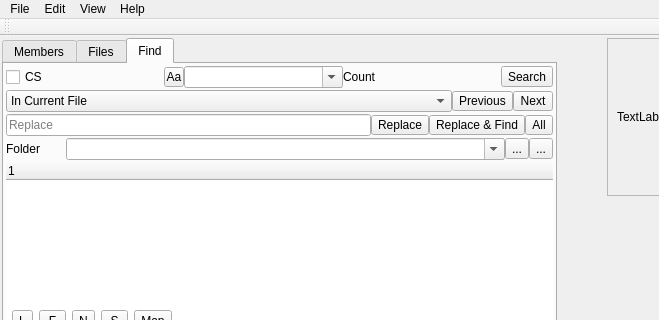
ic005k/Xiasl, file mainwindow.ui: the form before one commit; both pictures show x 0 to 659 and y 0 to 320 of the 909 by 638 pixel window.
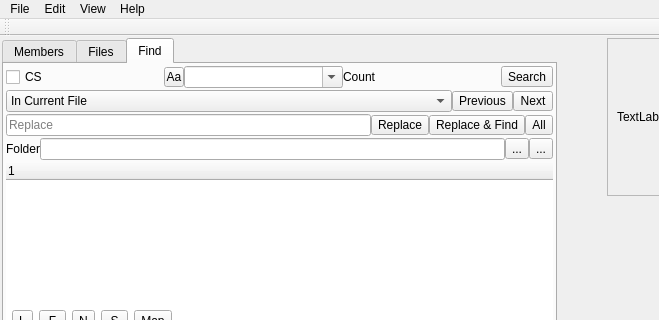
The form after the commit. Icons and pictures are not drawn. Custom widgets are drawn as their Qt base class.

The edit to the form file:
```diff
--- a/mainwindow.ui
+++ b/mainwindow.ui
@@ -735,7 +735,7 @@
            <widget class="QLabel" name="label">
             <property name="maximumSize">
              <size>
-              <width>60</width>
+              <width>16777215</width>
               <height>16777215</height>
              </size>
             </property>
@@ -745,17 +745,7 @@
            </widget>
           </item>
           <item>
-           <widget class="QComboBox" name="cboxDir">
-            <property name="sizePolicy">
-             <sizepolicy hsizetype="Preferred" vsizetype="Fixed">
-              <horstretch>0</horstretch>
-              <verstretch>0</verstretch>
-             </sizepolicy>
-            </property>
-            <property name="editable">
-             <bool>true</bool>
-            </property>
-           </widget>
+           <widget class="QLineEdit" name="editFolder"/>
           </item>
           <item>
            <widget class="QToolButton" name="btnFolder">
```
